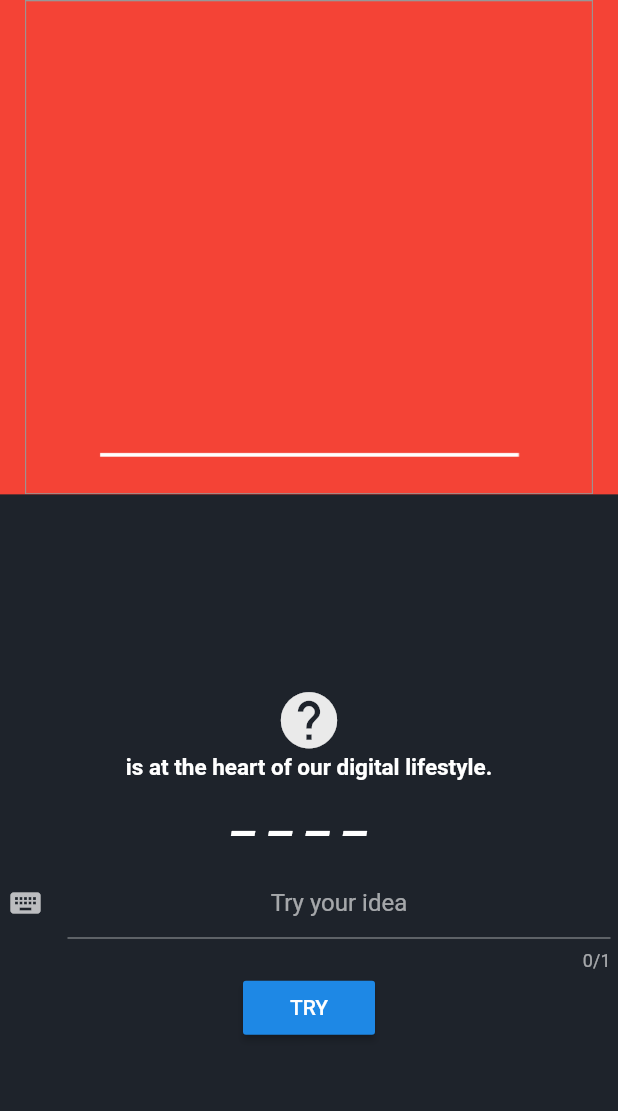
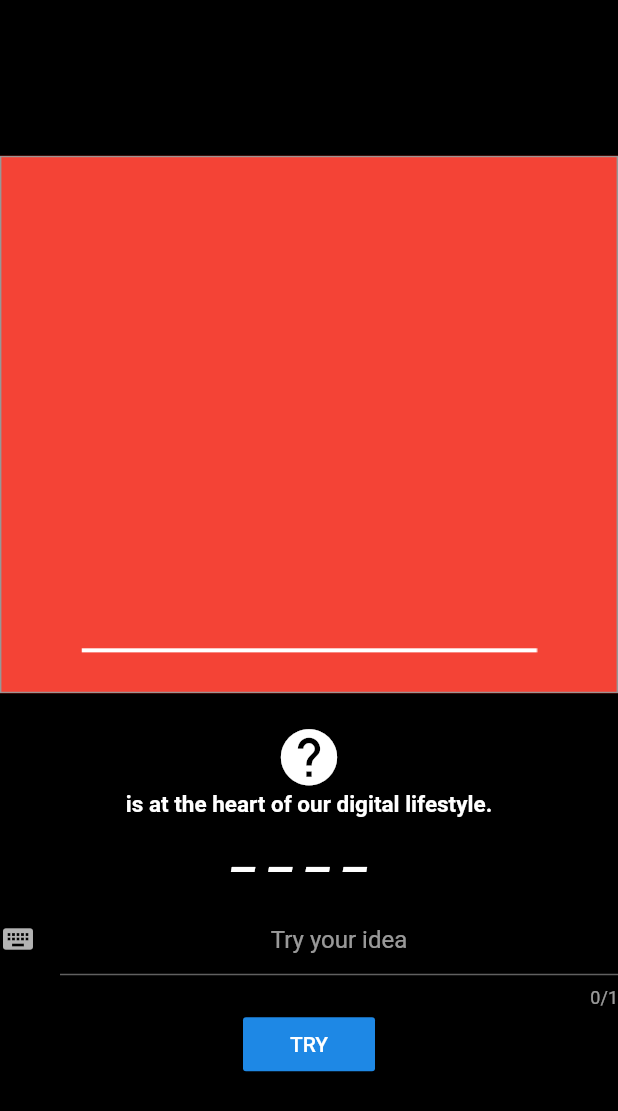
Before and after one commit to VB10/manhang, a Flutter app: the screen it shows after launch, after a tap on the "arrow forward ios" icon, on a phone screen of 412 x 824 dp. Shown: the top 1111 px of the screen. Run offline on Flutter 3.47's test engine with Material 2 defaults, Android fonts, the phone set to English and light mode, and no system bars; Roboto replaces fonts that are missing (Montserrat).

Commit message:
ui fix optimization complete

```diff
--- a/lib/controller/QuestionVC.dart
+++ b/lib/controller/QuestionVC.dart
@@ -67,6 +67,8 @@ class QuestionVC {
         "that makes it easy to build simple, reliable, and efficient software.";
     questionModel.languageWords[LANGUAGE.java] =
         "is at the heart of our digital lifestyle.";
+    questionModel.languageWords[LANGUAGE.js] =
+        "Begin learning here by typing in your first name surrounded by quotation marks, and ending with a semicolon.";
     questionModel.languageWords[LANGUAGE.swift] =
         "Our goals for Swift are ambitious: we want to make programming simple things easy, and difficult things possible";
     questionModel.languageWords[LANGUAGE.kotlin] = "Dont't block keep moving";
--- a/lib/main.dart
+++ b/lib/main.dart
@@ -10,6 +10,7 @@ class MainPage extends StatelessWidget {
     return MaterialApp(
       debugShowCheckedModeBanner: false,
       theme: ThemeData(
+        // Define the default Brightness and Colors
         brightness: Brightness.dark,
         fontFamily: 'Montserrat',
         textTheme: TextTheme(
@@ -28,6 +29,7 @@ class LoginPage extends StatelessWidget {
       return GamePage();
     }));
   }
+
   @override
   Widget build(BuildContext context) {
     return Container(
--- a/lib/screens/game.dart
+++ b/lib/screens/game.dart
@@ -42,9 +42,11 @@ class _GamePageState extends State<GamePage> {
     });
     if (wrongAnswer == questionModel.totalRights) {
       questionVC.endGame(false);
+      return;
     }
     if (!questionWord.contains("_")) {
       questionVC.endGame(true);
+      return;
     }
     _textEC.clear();
   }
@@ -58,32 +60,28 @@ class _GamePageState extends State<GamePage> {
   @override
   Widget build(BuildContext acontext) {
     return Scaffold(
-      backgroundColor: Color.fromRGBO(34, 40, 49, 1),
-      body: Column(
+      backgroundColor: Colors.black,
+      body: Container(
+          color: Colors.black12,
+          alignment: Alignment.center,
+          child: SingleChildScrollView(
+            child: Column(
               children: <Widget>[
-          Expanded(
-            flex: 2,
-            child: Container(
-                color: Colors.red,
-                alignment: Alignment.bottomCenter,
+                DecoratedBox(
+                  decoration: BoxDecoration(color: Colors.red),
                   child: Hero(
                     tag: TAG.game.toString(),
-                  child: Image.asset('assets/images/$wrongAnswer.png'),
-                )),
+                    child: Image.asset(
+                      'assets/images/$wrongAnswer.png',
                     ),
-          Expanded(
-            flex: 3,
-            child: Container(
-                color: Colors.black12,
-                alignment: Alignment.center,
-                padding: EdgeInsets.all(5),
-                child: SingleChildScrollView(
-                  child: Column(
-                    mainAxisAlignment: MainAxisAlignment.center,
-                    children: <Widget>[
+                  ),
+                ),
+                SizedBox(
+                  height: 20,
+                ),
                 Icon(
                   Icons.help,
-                        color: Color.fromRGBO(234, 234, 234, 1),
+                  color: Colors.white,
                   size: 45,
                 ),
                 Text(
@@ -106,9 +104,9 @@ class _GamePageState extends State<GamePage> {
                   textAlign: TextAlign.center,
                   maxLength: 1,
                   onChanged: (val) => onChange(val),
+                  onEditingComplete: tryOnPress,
                   decoration: InputDecoration(
-                            icon: Icon(Icons.keyboard),
-                            hintText: "Try your idea"),
+                      icon: Icon(Icons.keyboard), hintText: "Try your idea"),
                 ),
                 RaisedButton(
                   child: Text("TRY"),
@@ -117,9 +115,6 @@ class _GamePageState extends State<GamePage> {
               ],
             ),
           )),
-          )
-        ],
-      ),
     );
   }
 }
```
Lines whose indentation alone changed are shown as unchanged.
